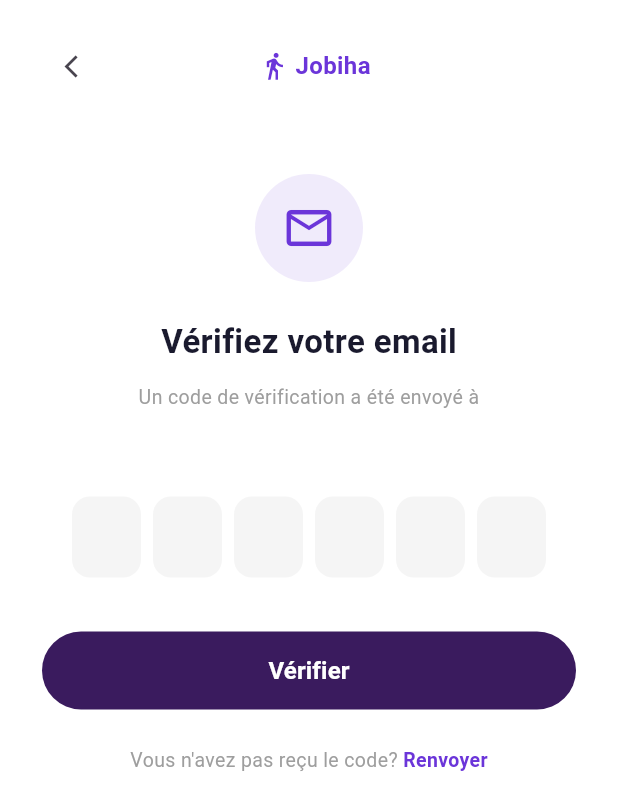
After one commit to Youcef-Mok/Pfe-Jobiha, a Flutter app: the VerifyEmailScreen screen opened by its route, on a phone screen of 412 x 824 dp. The commit adds this screen. Shown: the top 810 px of the screen. Run offline on Flutter 3.47's test engine with Material 3 defaults, Android fonts, the phone set to English and light mode, and no system bars; our stand-ins replace dio, flutter_riverpod, flutter_secure_storage; accounts and stored records are empty.

Commit message:
OTP code, with error url not found

```diff
--- a/frontend/lib/app/app.dart
+++ b/frontend/lib/app/app.dart
@@ -4,6 +4,7 @@ import 'package:job_app/features/auth/screens/login_screen.dart';
 import 'package:job_app/features/auth/screens/signup_role_screen.dart';
 import 'package:job_app/features/auth/screens/signup_form_screen.dart';
 import 'package:job_app/features/auth/screens/signup_profile_screen.dart';
+import 'package:job_app/features/auth/screens/verify_email_screen.dart';
 import 'package:job_app/features/auth/screens/recruiter_profile_screen.dart';
 import 'package:job_app/features/jobs/screens/jobs_list_screen.dart';
 
@@ -54,6 +55,7 @@ class App extends StatelessWidget {
        '/login':                (context) => const LoginScreen(),
        '/signup':               (context) => const SignupRoleScreen(),
        '/signup-form':          (context) => const SignupFormScreen(),
+       '/verify-email':         (context) => const VerifyEmailScreen(),
        '/signup-profile':       (context) => const SignupProfileScreen(),
        '/recruiter-profile':    (context) => const RecruiterProfileScreen(),
        '/settings':             (context) => const SettingsScreen(),
--- a/frontend/lib/core/api/api_endpoints.dart
+++ b/frontend/lib/core/api/api_endpoints.dart
@@ -14,6 +14,8 @@ class ApiEndpoints {
   static const String logout            = '$_base/auth/logout';
   static const String tokenRefresh      = '$_base/auth/token/refresh';
   static const String changePassword    = '$_base/auth/password/change';
+  static const String verifyEmail       = '$_base/auth/verify-email';
+  static const String resendOtp         = '$_base/auth/resend-otp';
 
   // ── Users ───────────────────────────────────────────────────────────────────
   static const String me                = '$_base/users/me';
--- a/frontend/lib/features/auth/data/models/auth_state.dart
+++ b/frontend/lib/features/auth/data/models/auth_state.dart
@@ -1,17 +1,19 @@
 // lib/features/auth/data/models/auth_state.dart
 
-enum AuthStatus { initial, loading, authenticated, unauthenticated, error }
+enum AuthStatus { initial, loading, authenticated, unauthenticated, otpRequired, error }
 
 class AuthState {
   final AuthStatus status;
   final String? role;       // 'candidat' | 'recruteur'
   final int? userId;
+  final String? email;      // kept for OTP verification screen
   final String? errorMessage;
 
   const AuthState({
     this.status = AuthStatus.initial,
     this.role,
     this.userId,
+    this.email,
     this.errorMessage,
   });
 
@@ -24,14 +26,16 @@ class AuthState {
 
   AuthState copyWith({
     AuthStatus? status,
-    Object? role       = _clear,
-    Object? userId     = _clear,
+    Object? role         = _clear,
+    Object? userId       = _clear,
+    Object? email        = _clear,
     Object? errorMessage = _clear,
   }) =>
       AuthState(
         status:       status ?? this.status,
-        role:         role       == _clear ? this.role         : role       as String?,
-        userId:       userId     == _clear ? this.userId       : userId     as int?,
+        role:         role         == _clear ? this.role         : role         as String?,
+        userId:       userId       == _clear ? this.userId       : userId       as int?,
+        email:        email        == _clear ? this.email        : email        as String?,
         errorMessage: errorMessage == _clear ? this.errorMessage : errorMessage as String?,
       );
 
--- a/frontend/lib/features/auth/providers/auth_providers.dart
+++ b/frontend/lib/features/auth/providers/auth_providers.dart
@@ -48,12 +48,8 @@ class AuthNotifier extends StateNotifier<AuthState> {
   Future<void> registerCandidat(RegisterCandidatRequest req) async {
     state = state.copyWith(status: AuthStatus.loading);
     try {
-      final auth = await _repo.registerCandidat(req);
-      state = state.copyWith(
-        status: AuthStatus.authenticated,
-        role:   auth.role,
-        userId: auth.userId,
-      );
+      final json = await _repo.registerCandidat(req);
+      _handleRegisterResponse(json, req.email);
     } catch (e) {
       state = state.copyWith(
         status:       AuthStatus.error,
@@ -66,7 +62,42 @@ class AuthNotifier extends StateNotifier<AuthState> {
   Future<void> registerRecruteur(RegisterRecruteurRequest req) async {
     state = state.copyWith(status: AuthStatus.loading);
     try {
-      final auth = await _repo.registerRecruteur(req);
+      final json = await _repo.registerRecruteur(req);
+      _handleRegisterResponse(json, req.email);
+    } catch (e) {
+      state = state.copyWith(
+        status:       AuthStatus.error,
+        errorMessage: e.toString(),
+      );
+    }
+  }
+
+  /// Shared logic for both register responses.
+  /// If backend says `verification_required`, park on OTP screen;
+  /// otherwise save tokens and move to authenticated.
+  void _handleRegisterResponse(Map<String, dynamic> json, String email) async {
+    if (json['verification_required'] == true) {
+      state = state.copyWith(
+        status: AuthStatus.otpRequired,
+        email:  email,
+        role:   json['role'] as String?,
+      );
+    } else {
+      // Backend returned tokens directly — no OTP needed.
+      final auth = await _repo.saveRegisterResponse(json);
+      state = state.copyWith(
+        status: AuthStatus.authenticated,
+        role:   auth.role,
+        userId: auth.userId,
+      );
+    }
+  }
+
+  // ── Verify email OTP ──────────────────────────────────────────────────────
+  Future<void> verifyEmail(String email, String otp) async {
+    state = state.copyWith(status: AuthStatus.loading);
+    try {
+      final auth = await _repo.verifyEmail(email, otp);
       state = state.copyWith(
         status: AuthStatus.authenticated,
         role:   auth.role,
@@ -76,6 +107,20 @@ class AuthNotifier extends StateNotifier<AuthState> {
       state = state.copyWith(
         status:       AuthStatus.error,
         errorMessage: e.toString(),
+        email:        state.email, // preserve email for retry
+      );
+    }
+  }
+
+  // ── Resend OTP ────────────────────────────────────────────────────────────
+  Future<void> resendOtp(String email) async {
+    try {
+      await _repo.resendOtp(email);
+    } catch (e) {
+      state = state.copyWith(
+        status:       AuthStatus.error,
+        errorMessage: e.toString(),
+        email:        state.email,
       );
     }
   }
@@ -108,7 +153,17 @@ class AuthNotifier extends StateNotifier<AuthState> {
   // ── Clear error (call after showing a SnackBar) ────────────────────────────
   void clearError() {
     if (state.status == AuthStatus.error) {
-      state = AuthState.unauthenticated;
+      // Go back to otpRequired if we have an email (mid-OTP flow),
+      // otherwise go to unauthenticated.
+      if (state.email != null) {
+        state = state.copyWith(
+          status: AuthStatus.otpRequired,
+          email:  state.email,
+          role:   state.role,
+        );
+      } else {
+        state = AuthState.unauthenticated;
+      }
     }
   }
 }
--- a/frontend/lib/features/auth/screens/signup_form_screen.dart
+++ b/frontend/lib/features/auth/screens/signup_form_screen.dart
@@ -121,8 +121,11 @@ class _SignupFormScreenState extends ConsumerState<SignupFormScreen> {
   Widget build(BuildContext context) {
     // ── React to auth state ────────────────────────────────────────────────
     ref.listen<AuthState>(authProvider, (previous, next) {
-      if (next.status == AuthStatus.authenticated) {
-        // Registration succeeded — move to profile completion.
+      if (next.status == AuthStatus.otpRequired) {
+        // Registration succeeded — email verification needed.
+        Navigator.pushNamed(context, '/verify-email');
+      } else if (next.status == AuthStatus.authenticated) {
+        // Already verified (or OTP not required) — move to profile completion.
         final route = next.role == 'candidat'
             ? '/signup-profile'
             : '/recruiter-profile';
--- /dev/null
+++ b/frontend/lib/features/auth/screens/verify_email_screen.dart
@@ -0,0 +1,250 @@
+// lib/features/auth/screens/verify_email_screen.dart
+
+import 'package:flutter/material.dart';
+import 'package:flutter/services.dart';
+import 'package:flutter_riverpod/flutter_riverpod.dart';
+import '../providers/auth_providers.dart';
+import '../data/models/auth_state.dart';
+
+class VerifyEmailScreen extends ConsumerStatefulWidget {
+  const VerifyEmailScreen({super.key});
+
+  @override
+  ConsumerState<VerifyEmailScreen> createState() => _VerifyEmailScreenState();
+}
+
+class _VerifyEmailScreenState extends ConsumerState<VerifyEmailScreen> {
+  final List<TextEditingController> _controllers =
+      List.generate(6, (_) => TextEditingController());
+  final List<FocusNode> _focusNodes = List.generate(6, (_) => FocusNode());
+
+  bool _resending = false;
+
+  @override
+  void dispose() {
+    for (final c in _controllers) {
+      c.dispose();
+    }
+    for (final f in _focusNodes) {
+      f.dispose();
+    }
+    super.dispose();
+  }
+
+  String get _otp => _controllers.map((c) => c.text).join();
+
+  void _handleVerify() {
+    if (_otp.length < 6) {
+      ScaffoldMessenger.of(context).showSnackBar(
+        const SnackBar(content: Text('Veuillez entrer le code à 6 chiffres')),
+      );
+      return;
+    }
+    final email = ref.read(authProvider).email;
+    if (email == null) return;
+    ref.read(authProvider.notifier).verifyEmail(email, _otp);
+  }
+
+  Future<void> _handleResend() async {
+    final email = ref.read(authProvider).email;
+    if (email == null) return;
+    setState(() => _resending = true);
+    await ref.read(authProvider.notifier).resendOtp(email);
+    if (mounted) {
+      setState(() => _resending = false);
+      ScaffoldMessenger.of(context).showSnackBar(
+        const SnackBar(content: Text('Un nouveau code a été envoyé')),
+      );
+    }
+  }
+
+  @override
+  Widget build(BuildContext context) {
+    // ── React to auth state ──────────────────────────────────────────────────
+    ref.listen<AuthState>(authProvider, (previous, next) {
+      if (next.status == AuthStatus.authenticated) {
+        final route = next.role == 'candidat'
+            ? '/signup-profile'
+            : '/recruiter-profile';
+        Navigator.pushNamedAndRemoveUntil(context, route, (route) => false);
+      } else if (next.status == AuthStatus.error) {
+        ScaffoldMessenger.of(context).showSnackBar(
+          SnackBar(
+              content:
+                  Text(next.errorMessage ?? 'Code invalide ou expiré')),
+        );
+        ref.read(authProvider.notifier).clearError();
+      }
+    });
+
+    final authState = ref.watch(authProvider);
+    final isLoading = authState.isLoading;
+    final email = authState.email ?? '';
+
+    return Scaffold(
+      backgroundColor: Colors.white,
+      body: SafeArea(
+        child: SingleChildScrollView(
+          padding: const EdgeInsets.symmetric(horizontal: 28.0),
+          child: Column(
+            crossAxisAlignment: CrossAxisAlignment.center,
+            children: [
+              const SizedBox(height: 20),
+              // ── Header row ───────────────────────────────────────────────
+              Row(
+                children: [
+                  IconButton(
+                    icon: const Icon(Icons.arrow_back_ios, size: 18),
+                    onPressed: () => Navigator.pop(context),
+                    padding: EdgeInsets.zero,
+                  ),
+                  const Spacer(),
+                  const Row(children: [
+                    Icon(Icons.directions_walk,
+                        color: Color(0xFF6B35D9), size: 20),
+                    SizedBox(width: 4),
+                    Text('Jobiha',
+                        style: TextStyle(
+                            color: Color(0xFF6B35D9),
+                            fontWeight: FontWeight.bold,
+                            fontSize: 16)),
+                  ]),
+                  const Spacer(),
+                  const SizedBox(width: 40),
+                ],
+              ),
+
+              const SizedBox(height: 48),
+
+              // ── Icon ─────────────────────────────────────────────────────
+              Container(
+                width: 72,
+                height: 72,
+                decoration: BoxDecoration(
+                  color: const Color(0xFF6B35D9).withValues(alpha: 0.1),
+                  shape: BoxShape.circle,
+                ),
+                child: const Icon(Icons.mail_outline,
+                    color: Color(0xFF6B35D9), size: 36),
+              ),
+
+              const SizedBox(height: 24),
+
+              // ── Title ────────────────────────────────────────────────────
+              const Text(
+                'Vérifiez votre email',
+                style: TextStyle(
+                    fontSize: 22,
+                    fontWeight: FontWeight.bold,
+                    color: Color(0xFF1A1A2E)),
+              ),
+              const SizedBox(height: 12),
+              Text(
+                'Un code de vérification a été envoyé à\n$email',
+                textAlign: TextAlign.center,
+                style: const TextStyle(
+                    fontSize: 13, color: Colors.grey, height: 1.5),
+              ),
+
+              const SizedBox(height: 36),
+
+              // ── OTP input boxes ──────────────────────────────────────────
+              Row(
+                mainAxisAlignment: MainAxisAlignment.center,
+                children: List.generate(6, (index) {
+                  return Container(
+                    width: 46,
+                    height: 54,
+                    margin: EdgeInsets.only(right: index < 5 ? 8 : 0),
+                    decoration: BoxDecoration(
+                      color: const Color(0xFFF5F5F5),
+                      borderRadius: BorderRadius.circular(12),
+                      border: Border.all(
+                        color: _focusNodes[index].hasFocus
+                            ? const Color(0xFF6B35D9)
+                            : Colors.transparent,
+                        width: 1.5,
+                      ),
+                    ),
+                    child: TextField(
+                      controller: _controllers[index],
+                      focusNode: _focusNodes[index],
+                      textAlign: TextAlign.center,
+                      keyboardType: TextInputType.number,
+                      maxLength: 1,
+                      style: const TextStyle(
+                          fontSize: 20, fontWeight: FontWeight.bold),
+                      inputFormatters: [FilteringTextInputFormatter.digitsOnly],
+                      decoration: const InputDecoration(
+                        counterText: '',
+                        border: InputBorder.none,
+                      ),
+                      onChanged: (value) {
+                        if (value.isNotEmpty && index < 5) {
+                          _focusNodes[index + 1].requestFocus();
+                        } else if (value.isEmpty && index > 0) {
+                          _focusNodes[index - 1].requestFocus();
+                        }
+                        setState(() {}); // refresh border color
+                      },
+                    ),
+                  );
+                }),
+              ),
+
+              const SizedBox(height: 36),
+
+              // ── Verify button ────────────────────────────────────────────
+              SizedBox(
+                width: double.infinity,
+                height: 52,
+                child: ElevatedButton(
+                  onPressed: isLoading ? null : _handleVerify,
+                  style: ElevatedButton.styleFrom(
+                    backgroundColor: const Color(0xFF3A1B5E),
+                    foregroundColor: Colors.white,
+                    shape: RoundedRectangleBorder(
+                        borderRadius: BorderRadius.circular(30)),
+                    elevation: 0,
+                  ),
+                  child: isLoading
+                      ? const SizedBox(
+                          width: 22,
+                          height: 22,
+                          child: CircularProgressIndicator(
+                              strokeWidth: 2, color: Colors.white),
+                        )
+                      : const Text('Vérifier',
+                          style: TextStyle(
+                              fontSize: 16, fontWeight: FontWeight.w600)),
+                ),
+              ),
+
+              const SizedBox(height: 24),
+
+              // ── Resend link ──────────────────────────────────────────────
+              Row(
+                mainAxisAlignment: MainAxisAlignment.center,
+                children: [
+                  const Text("Vous n'avez pas reçu le code? ",
+                      style: TextStyle(color: Colors.grey, fontSize: 13)),
+                  GestureDetector(
+                    onTap: _resending ? null : _handleResend,
+                    child: Text(
+                      _resending ? 'Envoi...' : 'Renvoyer',
+                      style: const TextStyle(
+                          color: Color(0xFF6B35D9),
+                          fontWeight: FontWeight.bold,
+                          fontSize: 13),
+                    ),
+                  ),
+                ],
+              ),
+              const SizedBox(height: 32),
+            ],
+          ),
+        ),
+      ),
+    );
+  }
+}
```
Also changed, not shown: frontend/lib/features/auth/data/auth_repository.dart (+39 -7 lines), 1 other file.
